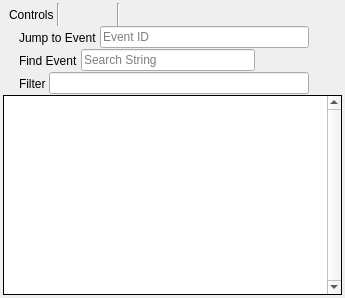
The window that qrenderdoc/Windows/EventBrowser.ui (baldurk/renderdoc) describes before a commit, drawn with Qt 5.
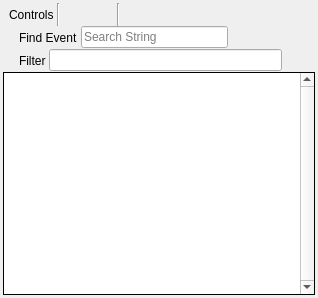
The same window after the commit. Icons and pictures are not drawn. Custom widgets are drawn as their Qt base class.

Commit message:
Remove jump-to-EID button in event browser, merge with find
* When you search for a plain number (or explicitly @123) it will return that
  EID in the find results first.

What changed in the file:
```diff
--- a/qrenderdoc/Windows/EventBrowser.ui
+++ b/qrenderdoc/Windows/EventBrowser.ui
@@ -107,6 +107,12 @@
         <iconset resource="../Resources/resources.qrc">
          <normaloff>:/find.png</normaloff>:/find.png</iconset>
        </property>
+       <property name="checkable">
+        <bool>true</bool>
+       </property>
+       <property name="checked">
+        <bool>false</bool>
+       </property>
        <property name="autoRaise">
         <bool>true</bool>
        </property>
@@ -121,22 +127,11 @@
         <iconset resource="../Resources/resources.qrc">
          <normaloff>:/filter.png</normaloff>:/filter.png</iconset>
        </property>
-       <property name="autoRaise">
+       <property name="checkable">
         <bool>true</bool>
        </property>
-      </widget>
-     </item>
-     <item>
-      <widget class="QToolButton" name="gotoEID">
-       <property name="toolTip">
-        <string>Jump to an Event by EID</string>
-       </property>
-       <property name="text">
-        <string/>
-       </property>
-       <property name="icon">
-        <iconset resource="../Resources/resources.qrc">
-         <normaloff>:/flag_green.png</normaloff>:/flag_green.png</iconset>
+       <property name="checked">
+        <bool>false</bool>
        </property>
        <property name="autoRaise">
         <bool>true</bool>
@@ -231,83 +226,6 @@
      </item>
     </layout>
    </item>
-   <item>
-    <widget class="QWidget" name="jumpStrip" native="true">
-     <layout class="QHBoxLayout" name="horizontalLayout_3">
-      <property name="spacing">
-       <number>3</number>
-      </property>
-      <property name="leftMargin">
-       <number>6</number>
-      </property>
-      <property name="topMargin">
-       <number>0</number>
-      </property>
-      <property name="rightMargin">
-       <number>6</number>
-      </property>
-      <property name="bottomMargin">
-       <number>0</number>
-      </property>
-      <item>
-       <widget class="QLabel" name="label_3">
-        <property name="text">
-         <string/>
-        </property>
-        <property name="pixmap">
-         <pixmap resource="../Resources/resources.qrc">:/flag_green.png</pixmap>
-        </property>
-       </widget>
-      </item>
-      <item>
-       <widget class="QLabel" name="label_2">
-        <property name="text">
-         <string>Jump to Event</string>
-        </property>
-        <property name="textFormat">
-         <enum>Qt::PlainText</enum>
-        </property>
-        <property name="alignment">
-         <set>Qt::AlignLeading|Qt::AlignLeft|Qt::AlignVCenter</set>
-        </property>
-        <property name="margin">
-         <number>0</number>
-        </property>
-       </widget>
-      </item>
-      <item>
-       <widget class="RDLineEdit" name="jumpToEID">
-        <property name="minimumSize">
-         <size>
-          <width>0</width>
-          <height>20</height>
-         </size>
-        </property>
-        <property name="placeholderText">
-         <string>Event ID</string>
-        </property>
-        <property name="clearButtonEnabled">
-         <bool>true</bool>
-        </property>
-       </widget>
-      </item>
-      <item>
-       <widget class="QToolButton" name="closeJump">
-        <property name="text">
-         <string/>
-        </property>
-        <property name="icon">
-         <iconset resource="../Resources/resources.qrc">
-          <normaloff>:/cross.png</normaloff>:/cross.png</iconset>
-        </property>
-        <property name="autoRaise">
-         <bool>true</bool>
-        </property>
-       </widget>
-      </item>
-     </layout>
-    </widget>
-   </item>
    <item>
     <widget class="QWidget" name="findStrip" native="true">
      <layout class="QHBoxLayout" name="horizontalLayout_5">
```
The commit also changes 2 other files.
